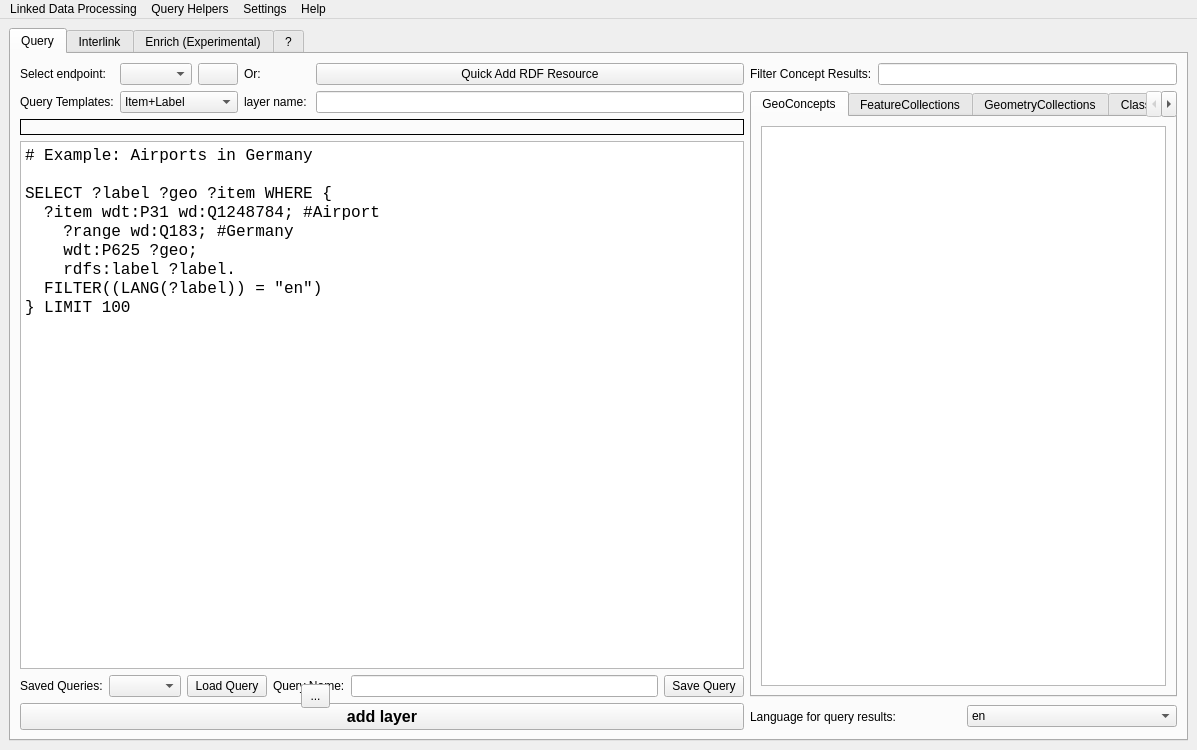
Before: the Qt Designer form dialogs/ui/sparql_unicorn_dialog_base.ui in sparqlunicorn/sparqlunicornGoesGIS, drawn with Qt 5.
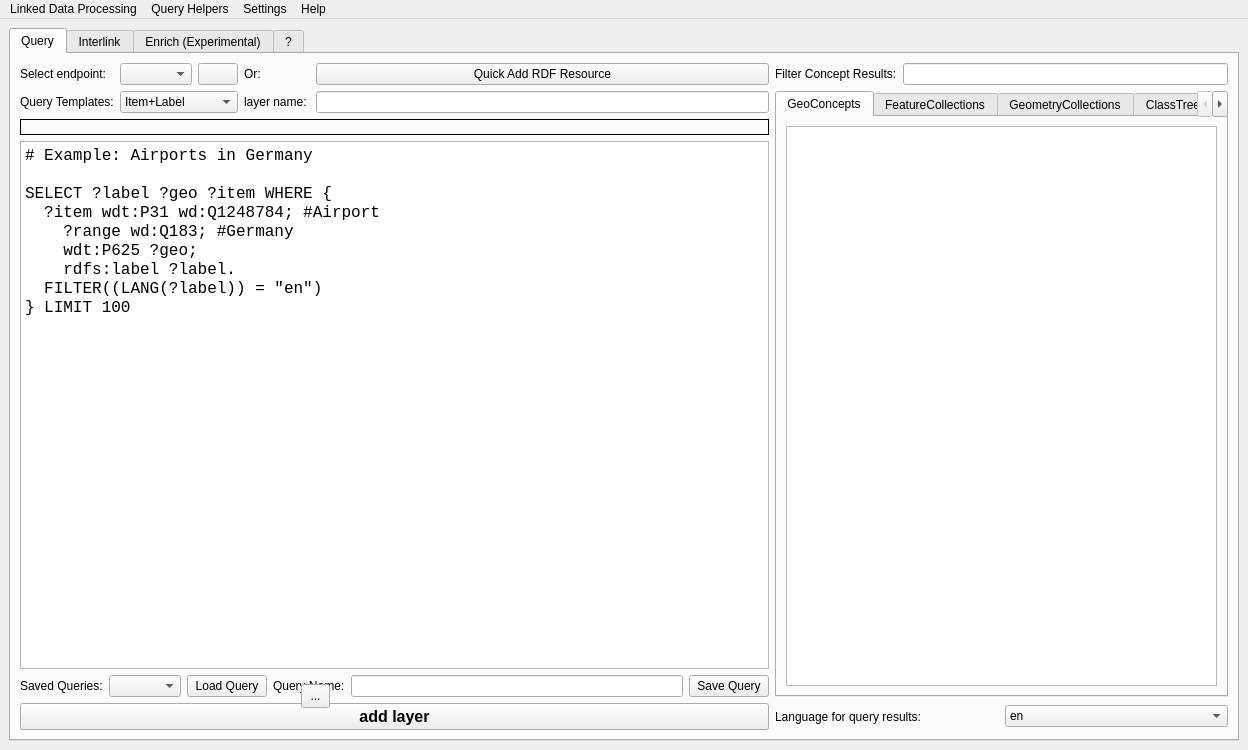
After: the same form once the commit is applied. Icons and pictures are not drawn.

What changed in the file:
```diff
--- a/dialogs/ui/sparql_unicorn_dialog_base.ui
+++ b/dialogs/ui/sparql_unicorn_dialog_base.ui
@@ -6,10 +6,16 @@
    <rect>
     <x>0</x>
     <y>0</y>
-    <width>1197</width>
+    <width>1248</width>
     <height>750</height>
    </rect>
   </property>
+  <property name="sizePolicy">
+   <sizepolicy hsizetype="Preferred" vsizetype="Preferred">
+    <horstretch>0</horstretch>
+    <verstretch>0</verstretch>
+   </sizepolicy>
+  </property>
   <property name="windowTitle">
    <string>SPARQLing Unicorn QGIS Plugin</string>
   </property>
@@ -185,6 +191,12 @@
         </item>
         <item row="3" column="0" colspan="4">
          <widget class="QLabel" name="errorLabel">
+          <property name="sizePolicy">
+           <sizepolicy hsizetype="Preferred" vsizetype="Preferred">
+            <horstretch>0</horstretch>
+            <verstretch>0</verstretch>
+           </sizepolicy>
+          </property>
           <property name="frameShape">
            <enum>QFrame::Box</enum>
           </property>
@@ -254,6 +266,12 @@
         </item>
         <item row="4" column="0" colspan="4">
          <widget class="QPlainTextEdit" name="inp_sparql">
+          <property name="sizePolicy">
+           <sizepolicy hsizetype="Expanding" vsizetype="Expanding">
+            <horstretch>0</horstretch>
+            <verstretch>0</verstretch>
+           </sizepolicy>
+          </property>
           <property name="font">
            <font>
             <family>Courier New</family>
@@ -307,6 +325,12 @@
         </item>
         <item row="2" column="4" rowspan="4">
          <widget class="QTabWidget" name="conceptViewTabWidget">
+          <property name="sizePolicy">
+           <sizepolicy hsizetype="Expanding" vsizetype="Expanding">
+            <horstretch>0</horstretch>
+            <verstretch>0</verstretch>
+           </sizepolicy>
+          </property>
           <property name="contextMenuPolicy">
            <enum>Qt::CustomContextMenu</enum>
           </property>
@@ -819,7 +843,7 @@
     <rect>
      <x>0</x>
      <y>0</y>
-     <width>1197</width>
+     <width>1248</width>
      <height>22</height>
     </rect>
    </property>
```
Left out of the diff: 15 changed lines with no effect on the pictures.
